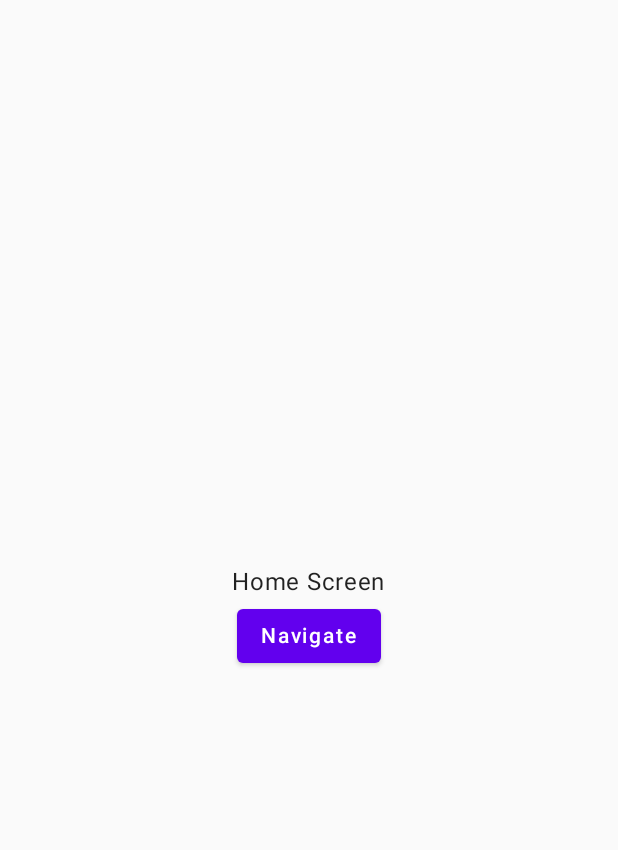
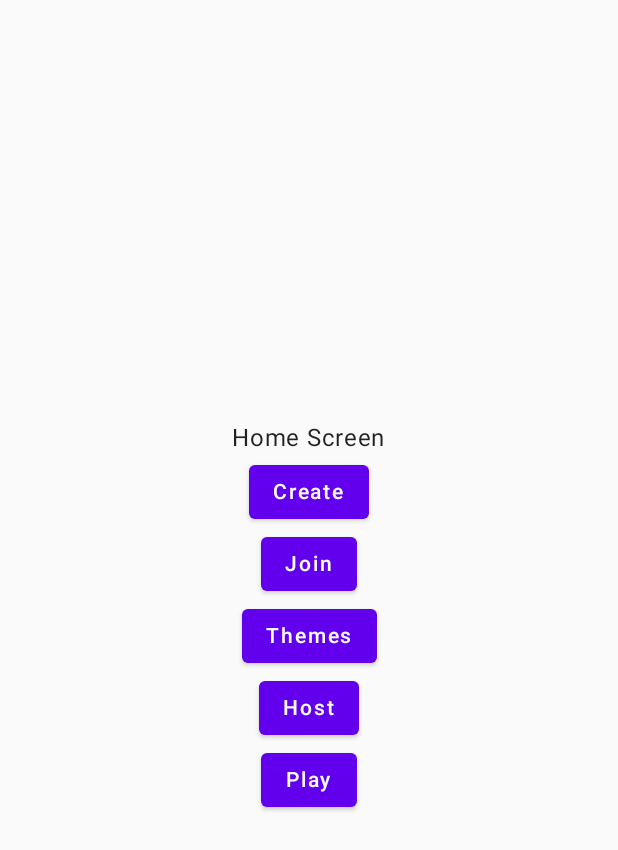
Before and after one commit to duhdoesk/online-bingo-kmp, an Android app built with Jetpack Compose: the screen it shows after launch (MainActivity), on a phone screen of 412 x 824 dp. Shown: the top 850 px of the screen. Run offline under Robolectric (Android 15) with nearby library versions, the phone set to English and light mode, and no system bars.

Commit message:
:construction: progress: decompose setup progress with new screens.

```diff
--- a/composeApp/src/commonMain/kotlin/ui/navigation/Configuration.kt
+++ b/composeApp/src/commonMain/kotlin/ui/navigation/Configuration.kt
@@ -8,4 +8,12 @@ sealed class Configuration {
     data object HomeScreen: Configuration()
     @Serializable
     data object ThemesScreen: Configuration()
+    @Serializable
+    data object CreateScreen: Configuration()
+    @Serializable
+    data object JoinScreen: Configuration()
+    @Serializable
+    data object HostScreen: Configuration()
+    @Serializable
+    data object PlayScreen: Configuration()
 }
--- a/composeApp/src/commonMain/kotlin/ui/presentation/home/HomeScreen.kt
+++ b/composeApp/src/commonMain/kotlin/ui/presentation/home/HomeScreen.kt
@@ -8,6 +8,7 @@ import androidx.compose.material.Text
 import androidx.compose.runtime.Composable
 import androidx.compose.ui.Alignment
 import androidx.compose.ui.Modifier
+import ui.navigation.Configuration
 
 @Composable
 fun HomeScreen(component: HomeScreenComponent) {
@@ -17,10 +18,35 @@ fun HomeScreen(component: HomeScreenComponent) {
         modifier = Modifier.fillMaxSize()
     ) {
         Text("Home Screen")
+
         Button(
-            onClick = { component.navigate() }
+            onClick = { component.navigate(Configuration.CreateScreen) }
         ) {
-            Text("Navigate")
+            Text("Create")
+        }
+
+        Button(
+            onClick = { component.navigate(Configuration.JoinScreen) }
+        ) {
+            Text("Join")
+        }
+
+        Button(
+            onClick = { component.navigate(Configuration.ThemesScreen) }
+        ) {
+            Text("Themes")
+        }
+
+        Button(
+            onClick = { component.navigate(Configuration.HostScreen) }
+        ) {
+            Text("Host")
+        }
+
+        Button(
+            onClick = { component.navigate(Configuration.PlayScreen) }
+        ) {
+            Text("Play")
         }
     }
 }
--- a/composeApp/src/commonMain/kotlin/ui/presentation/home/HomeScreenComponent.kt
+++ b/composeApp/src/commonMain/kotlin/ui/presentation/home/HomeScreenComponent.kt
@@ -1,13 +1,14 @@
 package ui.presentation.home
 
 import com.arkivanov.decompose.ComponentContext
+import ui.navigation.Configuration
 
 class HomeScreenComponent(
     componentContext: ComponentContext,
-    private val onNavigate: () -> Unit
+    private val onNavigate: (configuration: Configuration) -> Unit
 ): ComponentContext by componentContext {
 
-    fun navigate() {
-        onNavigate()
+    fun navigate(configuration: Configuration) {
+        onNavigate(configuration)
     }
 }
```
Also changed, not shown: composeApp/src/commonMain/kotlin/App.kt (+8 -0 lines), composeApp/src/commonMain/kotlin/ui/navigation/Child.kt (+8 -0 lines), composeApp/src/commonMain/kotlin/ui/navigation/RootComponent.kt (+35 -2 lines), composeApp/src/commonMain/kotlin/ui/presentation/create_room/CreateScreen.kt (added, +27 -0 lines), composeApp/src/commonMain/kotlin/ui/presentation/create_room/CreateScreenComponent.kt (added, +13 -0 lines), composeApp/src/commonMain/kotlin/ui/presentation/host/HostScreen.kt (added, +27 -0 lines), composeApp/src/commonMain/kotlin/ui/presentation/host/HostScreenComponent.kt (added, +13 -0 lines), composeApp/src/commonMain/kotlin/ui/presentation/join_room/JoinScreen.kt (added, +27 -0 lines), composeApp/src/commonMain/kotlin/ui/presentation/join_room/JoinScreenComponent.kt (added, +13 -0 lines), composeApp/src/commonMain/kotlin/ui/presentation/play/PlayScreen.kt (added, +27 -0 lines), composeApp/src/commonMain/kotlin/ui/presentation/play/PlayScreenComponent.kt (added, +13 -0 lines).
